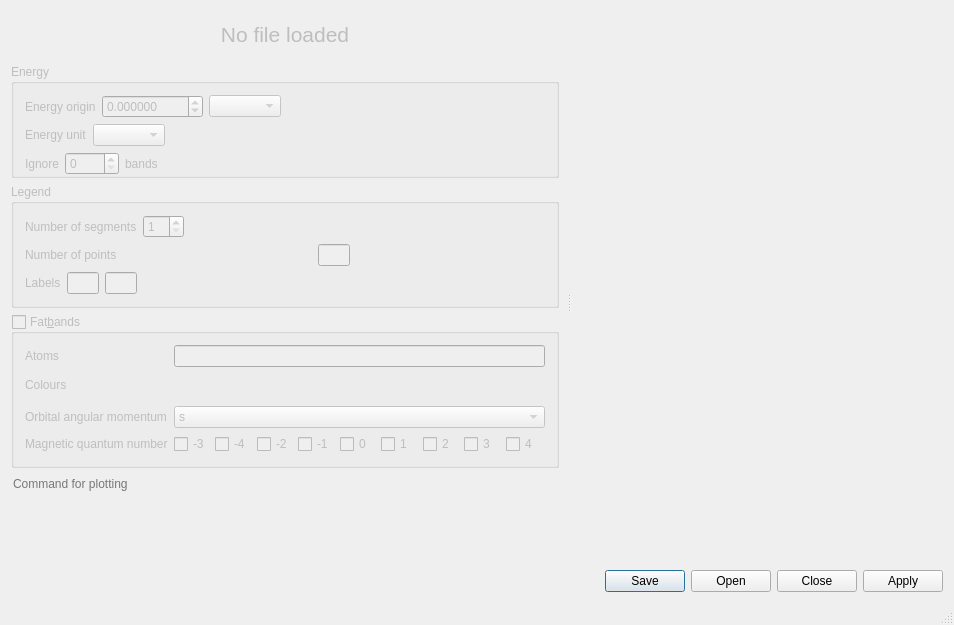
First picture: the form in qdispersion/qdispersion.ui, repository piti-diablotin/qAgate, before the edit.
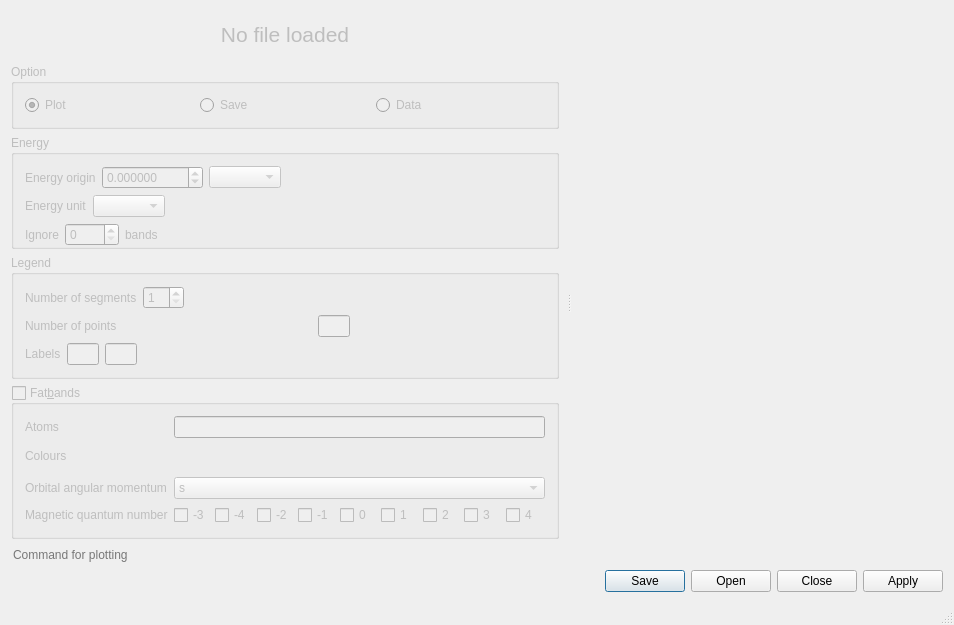
Second picture: the form after the edit. Icons and pictures are not drawn. Custom widgets are drawn as their Qt base class.

Commit message: Add save/data instead of just plot.

Diff of the .ui file:
```diff
--- a/qdispersion/qdispersion.ui
+++ b/qdispersion/qdispersion.ui
@@ -86,6 +86,39 @@
           </layout>
          </widget>
         </item>
+        <item>
+         <widget class="QGroupBox" name="groupBox">
+          <property name="title">
+           <string>Option</string>
+          </property>
+          <layout class="QHBoxLayout" name="horizontalLayout_11">
+           <item>
+            <widget class="QRadioButton" name="plotCommand">
+             <property name="text">
+              <string>Plot</string>
+             </property>
+             <property name="checked">
+              <bool>true</bool>
+             </property>
+            </widget>
+           </item>
+           <item>
+            <widget class="QRadioButton" name="saveCommand">
+             <property name="text">
+              <string>Save</string>
+             </property>
+            </widget>
+           </item>
+           <item>
+            <widget class="QRadioButton" name="dataCommand">
+             <property name="text">
+              <string>Data</string>
+             </property>
+            </widget>
+           </item>
+          </layout>
+         </widget>
+        </item>
         <item>
          <widget class="QGroupBox" name="energy">
           <property name="sizePolicy">
```
The commit also changes 2 other files.
